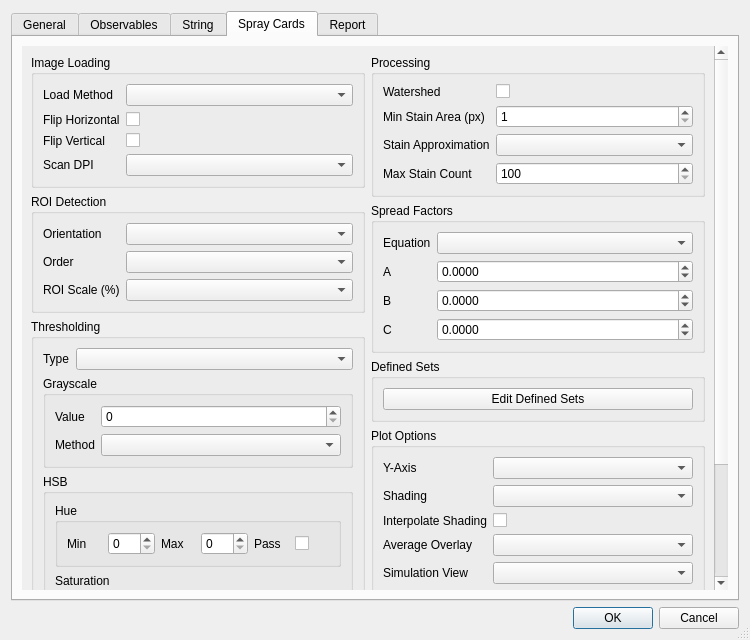
gill14/AccuPatt, file resources/settings.ui: the form before one commit.
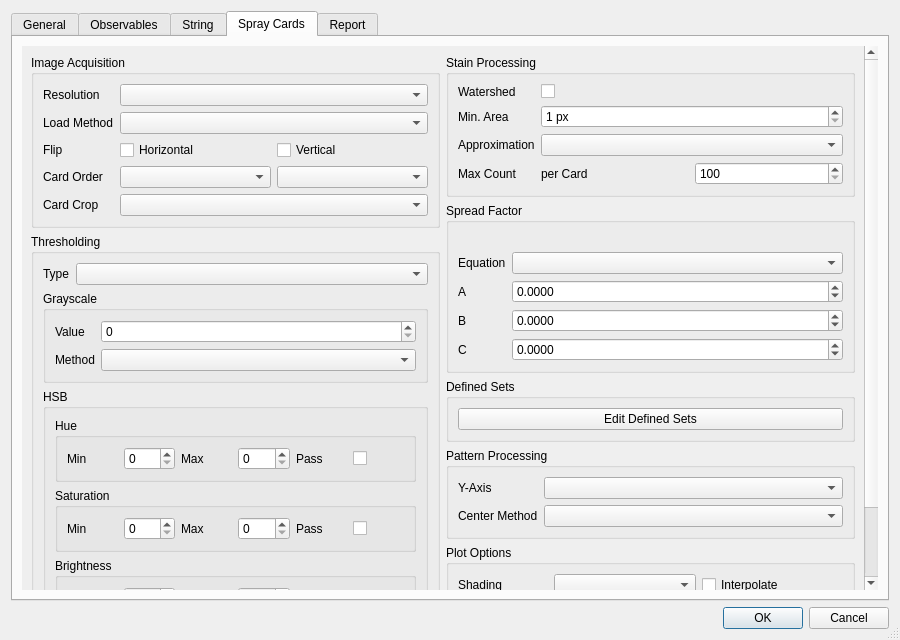
The form after the commit. The open tabs and pages were chosen to show the change.

```diff
--- a/resources/settings.ui
+++ b/resources/settings.ui
@@ -6,7 +6,7 @@
    <rect>
     <x>0</x>
     <y>0</y>
-    <width>750</width>
+    <width>900</width>
     <height>640</height>
    </rect>
   </property>
@@ -925,94 +925,79 @@
              <item>
               <widget class="QGroupBox" name="gb_image_loading">
                <property name="title">
-                <string>Image Loading</string>
+                <string>Image Acquisition</string>
                </property>
                <layout class="QFormLayout">
                 <item row="0" column="0">
+                 <widget class="QLabel" name="lbl_image_dpi">
+                  <property name="text">
+                   <string>Resolution</string>
+                  </property>
+                 </widget>
+                </item>
+                <item row="0" column="1">
+                 <widget class="QComboBox" name="cbb_image_dpi"/>
+                </item>
+                <item row="1" column="0">
                  <widget class="QLabel" name="lbl_image_load_method">
                   <property name="text">
                    <string>Load Method</string>
                   </property>
                  </widget>
                 </item>
-                <item row="0" column="1">
+                <item row="1" column="1">
                  <widget class="QComboBox" name="cbb_image_load_method"/>
                 </item>
-                <item row="1" column="0">
-                 <widget class="QLabel" name="lbl_flip_x">
+                <item row="2" column="0">
+                 <widget class="QLabel" name="lbl_flip">
                   <property name="text">
-                   <string>Flip Horizontal</string>
+                   <string>Flip</string>
                   </property>
                  </widget>
                 </item>
-                <item row="1" column="1">
+                <item row="2" column="1">
+                 <layout class="QHBoxLayout" name="hl_flip">
+                  <item>
                  <widget class="QCheckBox" name="cb_flip_x">
                   <property name="text">
-                   <string/>
+                     <string>Horizontal</string>
                   </property>
                  </widget>
                 </item>
-                <item row="2" column="0">
-                 <widget class="QLabel" name="lbl_flip_y">
-                  <property name="text">
-                   <string>Flip Vertical</string>
-                  </property>
-                 </widget>
-                </item>
-                <item row="2" column="1">
+                  <item>
                  <widget class="QCheckBox" name="cb_flip_y">
                   <property name="text">
-                   <string/>
+                     <string>Vertical</string>
                   </property>
                  </widget>
                 </item>
-                <item row="3" column="0">
-                 <widget class="QLabel" name="lbl_image_dpi">
-                  <property name="text">
-                   <string>Scan DPI</string>
-                  </property>
-                 </widget>
-                </item>
-                <item row="3" column="1">
-                 <widget class="QComboBox" name="cbb_image_dpi"/>
-                </item>
-               </layout>
-              </widget>
-             </item>
-             <item>
-              <widget class="QGroupBox" name="gb_roi_detection">
-               <property name="title">
-                <string>ROI Detection</string>
-               </property>
-               <layout class="QFormLayout">
-                <item row="0" column="0">
-                 <widget class="QLabel" name="lbl_roi_orientation">
-                  <property name="text">
-                   <string>Orientation</string>
-                  </property>
-                 </widget>
-                </item>
-                <item row="0" column="1">
-                 <widget class="QComboBox" name="cbb_roi_orientation"/>
-                </item>
-                <item row="1" column="0">
+                 </layout>
+                </item>
+                <item row="3" column="0">
                  <widget class="QLabel" name="lbl_roi_order">
                   <property name="text">
-                   <string>Order</string>
+                   <string>Card Order</string>
                   </property>
                  </widget>
                 </item>
-                <item row="1" column="1">
+                <item row="3" column="1">
+                 <layout class="QHBoxLayout" name="hl_roi_order">
+                  <item>
                  <widget class="QComboBox" name="cbb_roi_order"/>
                 </item>
-                <item row="2" column="0">
+                  <item>
+                   <widget class="QComboBox" name="cbb_roi_orientation"/>
+                  </item>
+                 </layout>
+                </item>
+                <item row="4" column="0">
                  <widget class="QLabel" name="lbl_roi_scale">
                   <property name="text">
-                   <string>ROI Scale (%)</string>
+                   <string>Card Crop</string>
                   </property>
                  </widget>
                 </item>
-                <item row="2" column="1">
+                <item row="4" column="1">
                  <widget class="QComboBox" name="cbb_roi_scale"/>
                 </item>
                </layout>
@@ -1256,7 +1241,7 @@
              <item>
               <widget class="QGroupBox" name="gb_processing">
                <property name="title">
-                <string>Processing</string>
+                <string>Stain Processing</string>
                </property>
                <layout class="QFormLayout">
                 <item row="0" column="0">
@@ -1276,12 +1261,15 @@
                 <item row="1" column="0">
                  <widget class="QLabel" name="lbl_min_stain_area">
                   <property name="text">
-                   <string>Min Stain Area (px)</string>
+                   <string>Min. Area</string>
                   </property>
                  </widget>
                 </item>
                 <item row="1" column="1">
                  <widget class="QSpinBox" name="sb_min_stain_area">
+                  <property name="suffix">
+                   <string> px</string>
+                  </property>
                   <property name="minimum">
                    <number>1</number>
                   </property>
@@ -1293,7 +1281,7 @@
                 <item row="2" column="0">
                  <widget class="QLabel" name="lbl_stain_approximation">
                   <property name="text">
-                   <string>Stain Approximation</string>
+                   <string>Approximation</string>
                   </property>
                  </widget>
                 </item>
@@ -1303,11 +1291,20 @@
                 <item row="3" column="0">
                  <widget class="QLabel" name="lbl_max_stain_count">
                   <property name="text">
-                   <string>Max Stain Count</string>
+                   <string>Max Count</string>
                   </property>
                  </widget>
                 </item>
                 <item row="3" column="1">
+                 <layout class="QHBoxLayout" name="hl_max_stain_count">
+                  <item>
+                   <widget class="QLabel" name="lbl_max_stain_count_per_card">
+                    <property name="text">
+                     <string>per Card</string>
+                    </property>
+                   </widget>
+                  </item>
+                  <item>
                  <widget class="QSpinBox" name="sb_max_stain_count">
                   <property name="minimum">
                    <number>100</number>
@@ -1318,13 +1315,30 @@
                  </widget>
                 </item>
                </layout>
+                </item>
+               </layout>
               </widget>
              </item>
              <item>
               <widget class="QGroupBox" name="gb_spread_factors">
                <property name="title">
-                <string>Spread Factors</string>
+                <string>Spread Factor</string>
                </property>
+               <layout class="QVBoxLayout">
+                <item>
+                 <widget class="QLabel" name="lbl_spread_equation_value">
+                  <property name="text">
+                   <string/>
+                  </property>
+                  <property name="alignment">
+                   <set>Qt::AlignmentFlag::AlignCenter</set>
+                  </property>
+                  <property name="wordWrap">
+                   <bool>true</bool>
+                  </property>
+                 </widget>
+                </item>
+                <item>
                <layout class="QFormLayout">
                 <item row="0" column="0">
                  <widget class="QLabel" name="lbl_spread_equation">
@@ -1406,6 +1420,8 @@
                  </widget>
                 </item>
                </layout>
+                </item>
+               </layout>
               </widget>
              </item>
              <item>
@@ -1425,9 +1441,9 @@
               </widget>
              </item>
              <item>
-              <widget class="QGroupBox" name="gb_card_plot">
+              <widget class="QGroupBox" name="gb_card_pattern_processing">
                <property name="title">
-                <string>Plot Options</string>
+                <string>Pattern Processing</string>
                </property>
                <layout class="QFormLayout">
                 <item row="0" column="0">
@@ -1441,59 +1457,65 @@
                  <widget class="QComboBox" name="cbb_card_plot_y_axis"/>
                 </item>
                 <item row="1" column="0">
+                 <widget class="QLabel" name="lbl_center_method_card">
+                  <property name="text">
+                   <string>Center Method</string>
+                  </property>
+                 </widget>
+                </item>
+                <item row="1" column="1">
+                 <widget class="QComboBox" name="cbb_center_method_card"/>
+                </item>
+               </layout>
+              </widget>
+             </item>
+             <item>
+              <widget class="QGroupBox" name="gb_card_plot">
+               <property name="title">
+                <string>Plot Options</string>
+               </property>
+               <layout class="QFormLayout">
+                <item row="0" column="0">
                  <widget class="QLabel" name="lbl_card_shading">
                   <property name="text">
                    <string>Shading</string>
                   </property>
                  </widget>
                 </item>
-                <item row="1" column="1">
+                <item row="0" column="1">
+                 <layout class="QHBoxLayout" name="hl_card_shading">
+                  <item>
                  <widget class="QComboBox" name="cbb_card_shading"/>
                 </item>
-                <item row="2" column="0">
-                 <widget class="QLabel" name="lbl_card_shading_interp">
-                  <property name="text">
-                   <string>Interpolate Shading</string>
-                  </property>
-                 </widget>
-                </item>
-                <item row="2" column="1">
+                  <item>
                  <widget class="QCheckBox" name="cb_card_shading_interpolate">
                   <property name="text">
-                   <string/>
+                     <string>Interpolate</string>
                   </property>
                  </widget>
                 </item>
-                <item row="3" column="0">
+                 </layout>
+                </item>
+                <item row="1" column="0">
                  <widget class="QLabel" name="lbl_card_dash_overlay">
                   <property name="text">
                    <string>Average Overlay</string>
                   </property>
                  </widget>
                 </item>
-                <item row="3" column="1">
+                <item row="1" column="1">
                  <widget class="QComboBox" name="cbb_card_dash_overlay"/>
                 </item>
-                <item row="4" column="0">
+                <item row="2" column="0">
                  <widget class="QLabel" name="lbl_card_simulation_view">
                   <property name="text">
                    <string>Simulation View</string>
                   </property>
                  </widget>
                 </item>
-                <item row="4" column="1">
+                <item row="2" column="1">
                  <widget class="QComboBox" name="cbb_card_simulation_view"/>
                 </item>
-                <item row="5" column="0">
-                 <widget class="QLabel" name="lbl_center_method_card">
-                  <property name="text">
-                   <string>Center Method</string>
-                  </property>
-                 </widget>
-                </item>
-                <item row="5" column="1">
-                 <widget class="QComboBox" name="cbb_center_method_card"/>
-                </item>
                </layout>
               </widget>
              </item>
```
Left out of the diff: 2 changed lines with no effect on the pictures. Lines whose indentation alone changed are shown as unchanged.
